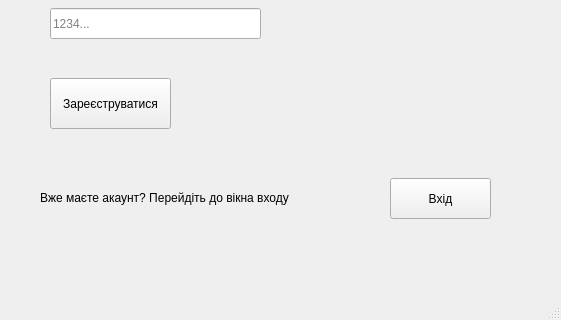
ValRudyka/courseprogram, file app/gui/register.ui: the form before one commit; both pictures show x 0 to 561 and y 312 to 632 of the 561 by 632 pixel window.
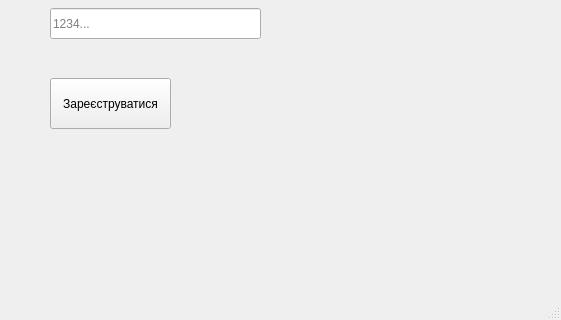
The form after the commit.

Commit message: update login and register

```diff
--- a/app/gui/register.ui
+++ b/app/gui/register.ui
@@ -124,32 +124,6 @@
      <string>Зареєструватися</string>
     </property>
    </widget>
-   <widget class="QLabel" name="label">
-    <property name="geometry">
-     <rect>
-      <x>40</x>
-      <y>480</y>
-      <width>341</width>
-      <height>61</height>
-     </rect>
-    </property>
-    <property name="text">
-     <string>&lt;html&gt;&lt;head/&gt;&lt;body&gt;&lt;p&gt;&lt;span style=&quot; font-size:9pt;&quot;&gt;Вже маєте акаунт? Перейдіть до вікна входу&lt;/span&gt;&lt;/p&gt;&lt;/body&gt;&lt;/html&gt;</string>
-    </property>
-   </widget>
-   <widget class="QPushButton" name="pushButton_2">
-    <property name="geometry">
-     <rect>
-      <x>390</x>
-      <y>490</y>
-      <width>101</width>
-      <height>41</height>
-     </rect>
-    </property>
-    <property name="text">
-     <string>Вхід</string>
-    </property>
-   </widget>
   </widget>
   <widget class="QMenuBar" name="menubar">
    <property name="geometry">
```
The commit also changes 3 other files.
